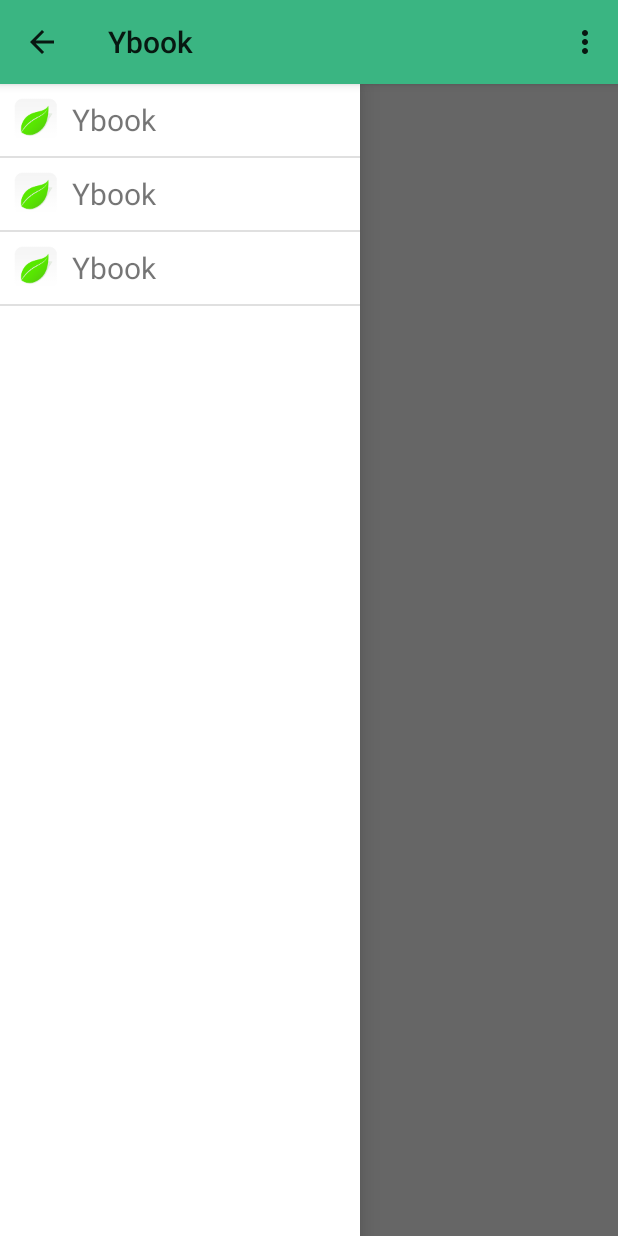
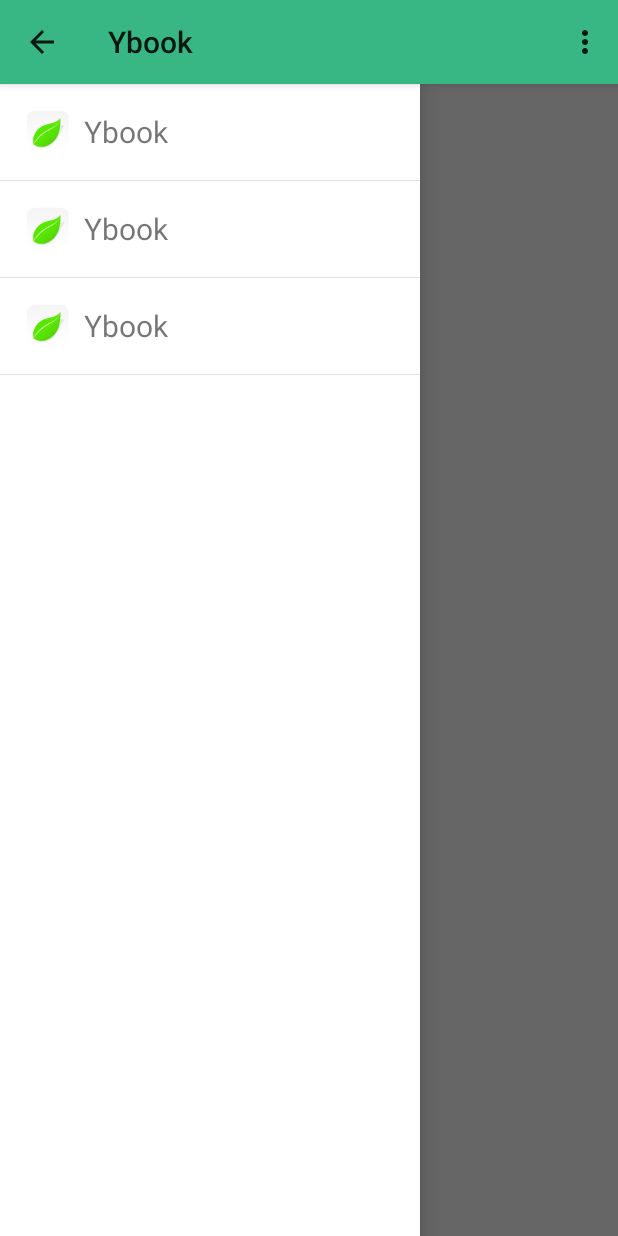
Before and after one commit to noproxy/Ybook, an Android app: the screen it shows after launch (MainActivity), on a phone screen of 412 x 824 dp. Run offline under Robolectric (Android 15) with nearby library versions, the phone set to English and light mode, and no system bars; 12 statements that could not run were skipped.

Commit message:
fix some code to fit the design

```diff
--- a/app/src/main/kotlin/com/ybook/app/ui/BookDetailActivity.kt
+++ b/app/src/main/kotlin/com/ybook/app/ui/BookDetailActivity.kt
@@ -64,15 +64,16 @@ public class BookDetailActivity : FragmentActivity(), View.OnClickListener {
         var title: String? = null
         if (mSearchObject == null) {
             Picasso.with(this).load(mBookItem!!.detailResponse.coverImageUrl).error(getResources().getDrawable(R.drawable.ic_error)).resizeDimen(R.dimen.cover_height, R.dimen.cover_width).into(imageView)
-            if (mBookItem!!.detailResponse.title.trim().length() == 0) title = getResources().getString(R.string.noTitleHint)
+            title = mBookItem!!.detailResponse.title.trim()
             viewPager.setAdapter(MyDetailPagerAdapter(getSupportFragmentManager(), null, mBookItem!!))
             if (mBookItem!!.isMarked(mUtil)) mMarkBtn!!.setBackgroundResource(R.drawable.detail_btn_selector_collected) else mMarkBtn!!.setBackgroundResource(R.drawable.detail_btn_selector)
         } else {
             Picasso.with(this).load(mSearchObject!!.coverImgUrl).error(getResources().getDrawable(R.drawable.ic_error)).resizeDimen(R.dimen.cover_height, R.dimen.cover_width).into(imageView)
-            if (mSearchObject!!.title.trim().length() == 0) title = getResources().getString(R.string.noTitleHint)
+            title = mSearchObject!!.title.trim()
             viewPager.setAdapter(MyDetailPagerAdapter(getSupportFragmentManager(), mSearchObject!!, null))
         }
         indicator.setViewPager(viewPager)
+        if (title!!.trim().length() == 0) title = getResources().getString(R.string.noTitleHint)
         titleView.setText(title)
         setupActionBar()
     }
--- a/app/src/main/kotlin/com/ybook/app/ui/HomeFragment.kt
+++ b/app/src/main/kotlin/com/ybook/app/ui/HomeFragment.kt
@@ -35,9 +35,10 @@ public class HomeFragment() : ListFragment() {
                 intent.putExtra(SearchManager.QUERY, v.getText().toString().trim())
                 v.clearFocus()
                 startActivity(intent)
+                true
             }
         }
-        true
+        false
     }
 
     override fun onAttach(activity: Activity?) {
--- a/app/src/main/kotlin/com/ybook/app/ui/NavigationDrawerFragment.kt
+++ b/app/src/main/kotlin/com/ybook/app/ui/NavigationDrawerFragment.kt
@@ -248,7 +248,7 @@ public class NavigationDrawerFragment : Fragment() {
         override fun getItemId(position: Int): Long = position.toLong()
 
         override fun getView(position: Int, convertView: View?, parent: ViewGroup): View? {
-            val v = convertView ?: LayoutInflater.from(getActivity()).inflate(R.layout.left_menu_item, parent, false)
+            val v = convertView ?: LayoutInflater.from(getActivity()).inflate(R.layout.navigation_drawer_item, parent, false)
             (v.findViewById(R.id.menu_text) as TextView).setText(nameStrings[position])
             (v.findViewById(R.id.menu_icon) as ImageView).setImageResource(iconResIds[position])
             return v
--- a/app/src/main/kotlin/com/ybook/app/ui/SearchActivity.kt
+++ b/app/src/main/kotlin/com/ybook/app/ui/SearchActivity.kt
@@ -6,8 +6,6 @@ import android.app.SearchManager
 import android.os.Handler
 import android.os.Message
 import android.widget.BaseAdapter
-import de.keyboardsurfer.android.widget.crouton.Crouton
-import de.keyboardsurfer.android.widget.crouton.Style
 import java.util.ArrayList
 import android.view.View
 import android.view.ViewGroup
@@ -44,7 +42,7 @@ import com.ybook.app.util.ListEndLoadUtil
 
 public class SearchActivity : ListActivity(), ListEndLoadUtil.OnEndLoadCallback {
     override fun onEndLoad() {
-        if (nextPage > requestedPage) {
+        if (nextPage > requestedPage && nextPage * 10 == listItems.size()) {
             PostHelper.search(SearchRequest(key!!, nextPage, SEARCH_BY_KEY, getLibCode()), SearchHandler())
             requestedPage++
             loading(nextPage)
--- a/app/src/main/res/layout/activity_main.xml
+++ b/app/src/main/res/layout/activity_main.xml
@@ -31,7 +31,7 @@
 
     <fragment
             android:id="@+id/collection_drawer"
-            android:layout_width="@dimen/navigation_drawer_width"
+            android:layout_width="@dimen/collection_drawer_width"
             android:layout_height="match_parent"
             android:layout_gravity="end"
             android:name="com.ybook.app.ui.CollectionDrawerFragment"
--- a/app/src/main/res/layout/collection_head_item.xml
+++ b/app/src/main/res/layout/collection_head_item.xml
@@ -19,6 +19,7 @@
             android:layout_height="48dp"
             android:text="New Text"
             android:gravity="center_vertical"
+            android:textColor="@color/headItemText"
             android:textAppearance="@android:style/TextAppearance.Large"
             android:id="@+id/textView_head_type"/>
 </LinearLayout>
--- a/app/src/main/res/layout/fragment_collection_drawer.xml
+++ b/app/src/main/res/layout/fragment_collection_drawer.xml
@@ -10,6 +10,9 @@
                 android:layout_width="match_parent"
                 android:layout_height="match_parent"
                 android:background="@android:color/white"
+                android:divider="@null"
+                android:layout_marginStart="8dp"
+                android:layout_marginLeft="8dp"
                 >
 
         </com.ybook.app.pinnedheaderlistview.PinnedHeaderListView>
--- a/app/src/main/res/layout/fragment_navigation_drawer.xml
+++ b/app/src/main/res/layout/fragment_navigation_drawer.xml
@@ -3,6 +3,7 @@
 <ListView xmlns:android="http://schemas.android.com/apk/res/android"
              android:id="@+id/left_content"
              android:background="@android:color/white"
+             android:dividerHeight="1px"
              android:layout_width="match_parent"
              android:layout_height="match_parent">
 
--- a/app/src/main/res/layout/left_menu_item.xml
+++ b/app/src/main/res/layout/navigation_drawer_item.xml
@@ -3,10 +3,16 @@
 <LinearLayout xmlns:android="http://schemas.android.com/apk/res/android"
               android:orientation="horizontal"
               android:layout_width="match_parent"
-              android:layout_height="48dp"
-              android:layout_gravity="center_vertical"
+              android:layout_height="64dp"
+              android:paddingLeft="8dp"
+              android:paddingStart="8dp"
+              android:paddingEnd="8dp"
+              android:paddingRight="8dp"
+              android:gravity="center_vertical"
               android:minHeight="48dp">
-    <ImageView android:layout_width="48dp"
+
+    <ImageView
+            android:layout_width="48dp"
             android:layout_height="48dp"
             android:src="@drawable/ic_launcher"
             android:scaleType="centerInside"
@@ -14,6 +20,7 @@
             android:contentDescription="@string/app_name"
             android:id="@+id/menu_icon"
             />
+
     <TextView
             android:id="@+id/menu_text"
             android:layout_width="0dp"
--- a/app/src/main/res/values/colors.xml
+++ b/app/src/main/res/values/colors.xml
@@ -1,7 +1,8 @@
 <?xml version="1.0" encoding="utf-8"?>
 <resources>
-    <color name="primary">#3ab582</color>
-    <color name="primaryDark">#ff26795b</color>
+    <!--<color name="primary">#3ab582</color>-->
+    <color name="primary">#38b684</color>
+    <color name="primaryDark">#ff28896c</color>
 
     <color name="lightGray">#bfbfbf</color>
     <color name="veryLightGray">#f2f2f2</color>
@@ -20,7 +21,7 @@
     <color name="navigationExitText">#ffffff</color>
 
     <color name="detailNormalText">#333333</color>
-    <color name="detailBoldText">#333333</color>
+    <color name="detailBoldText">#ff333333</color>
     <color name="detailLightText">#a3a3a3</color>
     <color name="detailTabSelectedText">#38b684</color>
     <color name="detailTabUnSelectedText">#959595</color>
@@ -30,6 +31,8 @@
     <color name="collectionItemText">@android:color/black</color>
     <color name="collectionItemSubText">@color/lightGray</color>
     <color name="headItemBackground">#bbffffff</color>
+    <color name="headItemText">#38b684</color>
+
 
     <color name="searchItemText">@android:color/black</color>
     <color name="searchItemSubText">@color/lightGray</color>
--- a/app/src/main/res/values/dimens.xml
+++ b/app/src/main/res/values/dimens.xml
@@ -5,7 +5,8 @@
 
     <!-- Per the design guidelines, navigation drawers should be between 240dp and 320dp:
          https://developer.android.com/design/patterns/navigation-drawer.html -->
-    <dimen name="navigation_drawer_width">240dp</dimen>
+    <dimen name="navigation_drawer_width">280dp</dimen>
+    <dimen name="collection_drawer_width">300dp</dimen>
 
     <dimen name="shadow_width">8dp</dimen>
     <dimen name="sliding_menu_offset">320dp</dimen>
```
Also changed, not shown: app/src/main/res/layout/book_details_activity.xml (+19 -7 lines), app/src/main/res/layout/collection_item.xml (+13 -9 lines), app/src/main/res/values/styles.xml (+10 -0 lines), app/src/main/res/values/vpi__styles.xml (+0 -8 lines), app/src/main/kotlin/com/ybook/app/bean/DataClassDefine.kt (line endings or trailing spaces). Lines whose indentation alone changed are shown as unchanged.
